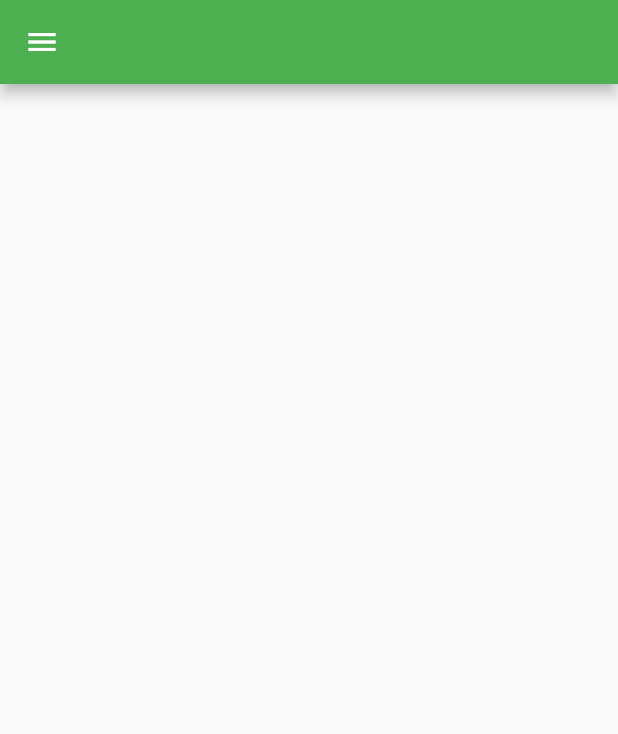
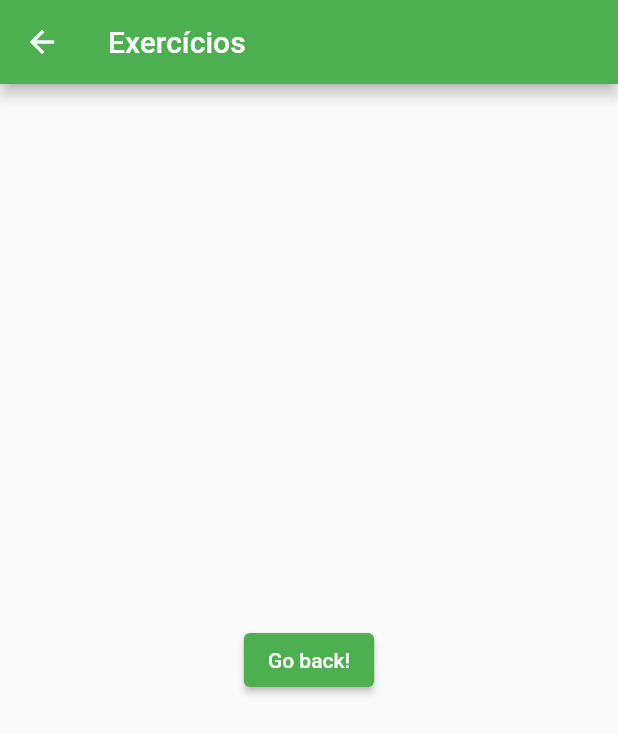
Before and after one commit to lschildt/deep_lung_care, a Flutter app: the screen it shows after launch, in the side drawer, after a tap on "EXERCÍCIOS RESPIRATÓRIOS", on a phone screen of 412 x 824 dp. Shown: the top 734 px of the screen. Run offline on Flutter 3.47's test engine with Material 2 defaults, Android fonts, the phone set to English and light mode, and no system bars.

Commit message:
Added screens navegation

```diff
--- /dev/null
+++ b/lib/widgets/ExercisesScreen.dart
@@ -0,0 +1,20 @@
+import 'package:flutter/material.dart';
+
+class ExercisesScreen extends StatelessWidget {
+  @override
+  Widget build(BuildContext context) {
+    return Scaffold(
+      appBar: AppBar(
+        title: Text("Exercícios"),
+      ),
+      body: Center(
+        child: ElevatedButton(
+          onPressed: () {
+            Navigator.pop(context);
+          },
+          child: Text('Go back!'),
+        ),
+      ),
+    );
+  }
+}
--- a/lib/widgets/NavDrawer.dart
+++ b/lib/widgets/NavDrawer.dart
@@ -1,4 +1,9 @@
 import 'package:flutter/material.dart';
+
+import 'ContactScreen.dart';
+import 'DeepCareScreen.dart';
+import 'ExercisesScreen.dart';
+import 'RateScreen.dart';
 
 class NavDrawer extends StatelessWidget {
   @override
@@ -15,29 +20,48 @@ class NavDrawer extends StatelessWidget {
                     image: AssetImage('assets/images/logo.webp'))),
           ),
           ListTile(
-            leading: Icon(Icons.home),
-            title: Text('DEEP LUNG CARE'),
-            onTap: () => {},
-          ),
-          ListTile(
             leading: Icon(Icons.assistant),
             title: Text('EXERCÍCIOS RESPIRATÓRIOS'),
-            onTap: () => {Navigator.of(context).pop()},
+            onTap: () => {
+              Navigator.of(context).pop(),
+              Navigator.push(
+                context,
+                MaterialPageRoute(builder: (context) => ExercisesScreen()),
+              )
+            },
           ),
           ListTile(
             leading: Icon(Icons.assistant),
             title: Text('DEEP CARE'),
-            onTap: () => {Navigator.of(context).pop()},
+            onTap: () => {
+              Navigator.of(context).pop(),
+              Navigator.push(
+                context,
+                MaterialPageRoute(builder: (context) => DeepCareScreen()),
+              )
+            },
           ),
           ListTile(
             leading: Icon(Icons.assistant),
             title: Text('AVALIE'),
-            onTap: () => {Navigator.of(context).pop()},
+            onTap: () => {
+              Navigator.of(context).pop(),
+              Navigator.push(
+                context,
+                MaterialPageRoute(builder: (context) => RateScreen()),
+              )
+            },
           ),
           ListTile(
             leading: Icon(Icons.contact_mail),
             title: Text('CONTATO'),
-            onTap: () => {Navigator.of(context).pop()},
+            onTap: () => {
+              Navigator.of(context).pop(),
+              Navigator.push(
+                context,
+                MaterialPageRoute(builder: (context) => ContactScreen()),
+              )
+            },
           ),
         ],
       ),
```
Also changed, not shown: lib/widgets/ContactScreen.dart (added, +20 -0 lines), lib/widgets/DeepCareScreen.dart (added, +20 -0 lines), lib/widgets/RateScreen.dart (added, +20 -0 lines).
